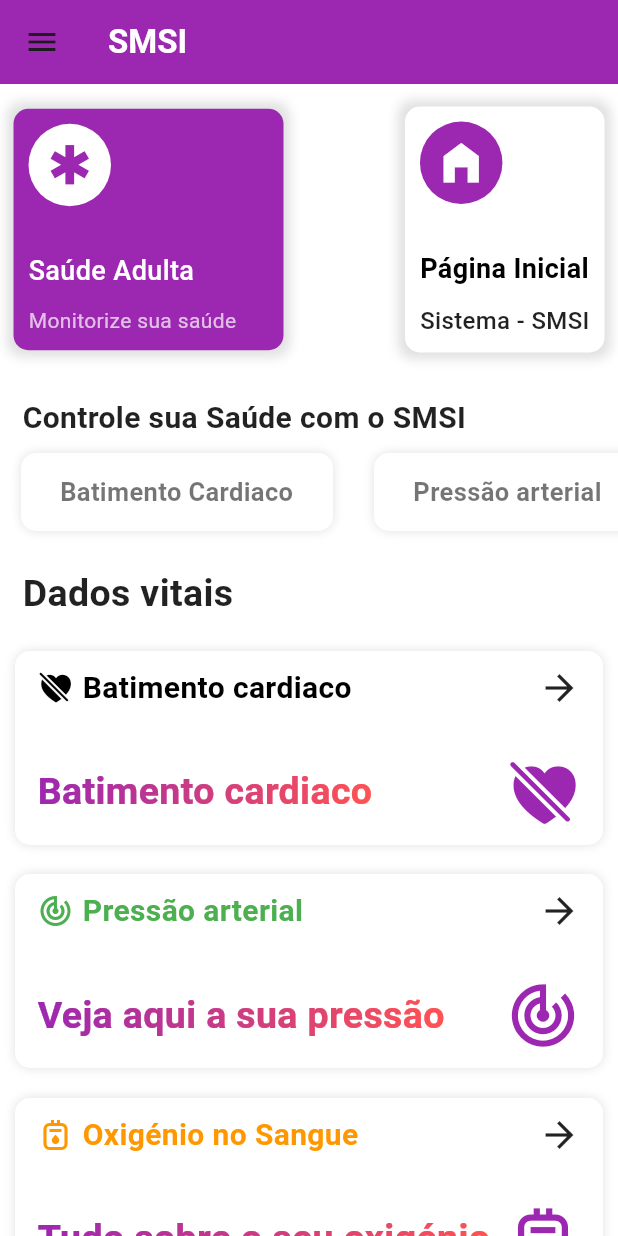
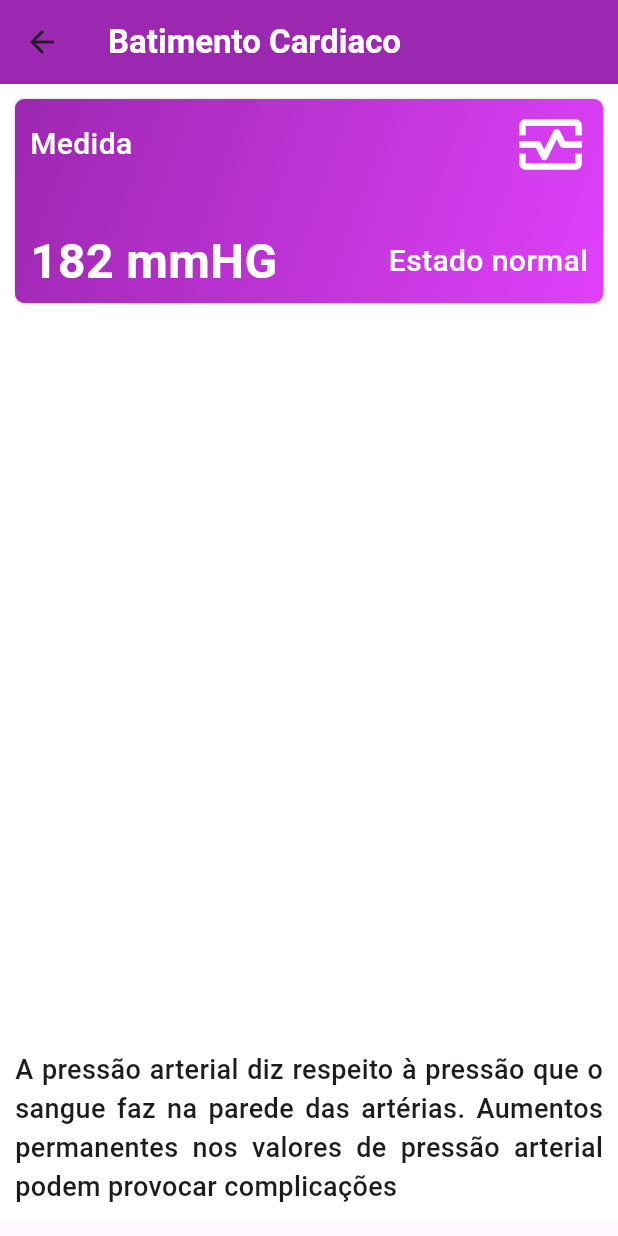
Before and after one commit to heldersantiago/pap-smart-bracelet-mobile, a Flutter app: the HomeScreen screen opened directly, after a tap on "Batimento cardiaco", on a phone screen of 412 x 824 dp. Run offline on Flutter 3.47's test engine with Material 3 defaults, Android fonts, the phone set to English and light mode, and no system bars; our stand-ins replace get, jwt_decoder, shared_preferences, smooth_page_indicator; accounts and stored records are empty.

Commit message:
add health data detail

```diff
--- a/lib/constants/constant.dart
+++ b/lib/constants/constant.dart
@@ -25,21 +25,21 @@ class Constant {
         title: "Batimento cardiaco",
         subtitle: "Batimento cardiaco",
         icon: CupertinoIcons.heart_slash_fill,
-        textColor: Colors.black),
+        textColor: Colors.purple),
     HealthCard(
         title: "Pressão arterial",
         subtitle: "Veja aqui a sua pressão",
         icon: Icons.track_changes_sharp,
-        textColor: Colors.green),
+        textColor: Colors.purple),
     HealthCard(
         title: "Oxigénio no Sangue",
         subtitle: "Tudo sobre o seu oxigénio",
         icon: Icons.gas_meter_outlined,
-        textColor: Colors.orange),
+        textColor: Colors.purple),
     HealthCard(
         title: "Temperatura Corporal",
         subtitle: "A temperatura do corpo",
         icon: CupertinoIcons.thermometer,
-        textColor: Colors.pink)
+        textColor: Colors.purple)
   ];
 }
--- a/lib/routes.dart
+++ b/lib/routes.dart
@@ -2,6 +2,7 @@ import 'package:flutter/material.dart';
 import 'package:pap/views/screens/auth/login_screen.dart';
 import 'package:pap/views/screens/auth/register_screen.dart';
 import 'package:pap/views/screens/device_screen.dart';
+import 'package:pap/views/screens/health_data_detail.dart';
 import 'package:pap/views/screens/notifications_screen.dart';
 import 'package:pap/views/screens/onboarding_screen.dart';
 import 'package:pap/views/screens/profile_screen.dart';
@@ -19,10 +20,12 @@ class RouteGenerator {
   static const String welcomePage = '/welcome';
   static const String onboardingPage = '/onboarding';
   static const String devicePage = '/device';
+  static const String healthDetailPage = '/health/detail';
 
   RouteGenerator._();
 
-  static Route<dynamic> generateRoute(RouteSettings settings, {bool useEffect = true}) {
+  static Route<dynamic> generateRoute(RouteSettings settings,
+      {bool useEffect = true}) {
     switch (settings.name) {
       case homePage:
         return MaterialPageRoute(builder: (_) => const NavbarRoots());
@@ -37,11 +40,15 @@ class RouteGenerator {
       case profilePage:
         return _buildPageRoute(ProfileScreen(), useEffect: useEffect);
       case notificationPage:
-        return _buildPageRoute(const NotificationScreen(), useEffect: useEffect);
+        return _buildPageRoute(const NotificationScreen(),
+            useEffect: useEffect);
       case settingsPage:
         return _buildPageRoute(SettingScreen(), useEffect: useEffect);
       case devicePage:
         return _buildPageRoute(const DeviceScreen(), useEffect: useEffect);
+      case healthDetailPage:
+        return _buildPageRoute(const HealthDataDetailWidget(),
+            useEffect: useEffect);
       default:
         throw const FormatException("Route not found");
     }
@@ -74,5 +81,6 @@ class RouteGenerator {
 
 class RouteException implements Exception {
   final String message;
+
   const RouteException(this.message);
 }
--- /dev/null
+++ b/lib/views/screens/health_data_detail.dart
@@ -0,0 +1,118 @@
+import 'package:flutter/material.dart';
+import 'package:pap/constants/color.dart';
+import 'package:pap/routes.dart';
+
+class HealthDataDetailWidget extends StatefulWidget {
+  const HealthDataDetailWidget({super.key});
+
+  @override
+  State<HealthDataDetailWidget> createState() => _HealthDataDetailWidgetState();
+}
+
+class _HealthDataDetailWidgetState extends State<HealthDataDetailWidget> {
+  @override
+  Widget build(BuildContext context) {
+    return Scaffold(
+      appBar: AppBar(
+          leading: IconButton(
+            onPressed: () {
+              Navigator.pushReplacementNamed(context, RouteGenerator.homePage);
+            },
+            icon: const Icon(Icons.arrow_back),
+          ),
+          backgroundColor: primaryColor,
+          title: const Text(
+            "Batimento Cardiaco",
+            style: TextStyle(color: Colors.white, fontWeight: FontWeight.w600),
+          )),
+      body: Container(
+          color: backgroundColor,
+          margin: const EdgeInsets.only(bottom: 10),
+          child: Column(
+              mainAxisAlignment: MainAxisAlignment.spaceBetween,
+              children: [
+                InkWell(
+                  onTap: () {
+                    Navigator.pushReplacementNamed(
+                        context, RouteGenerator.healthDetailPage);
+                  },
+                  child: Container(
+                    margin: const EdgeInsets.all(10),
+                    padding:
+                        const EdgeInsets.symmetric(vertical: 5, horizontal: 10),
+                    decoration: BoxDecoration(
+                        gradient: const LinearGradient(
+                            begin: Alignment.topLeft,
+                            end: Alignment.bottomRight,
+                            colors: [Colors.purple, Colors.purpleAccent]),
+                        borderRadius: BorderRadius.circular(6),
+                        boxShadow: const [
+                          BoxShadow(
+                              color: Colors.black12,
+                              blurRadius: 5,
+                              spreadRadius: 1,
+                              blurStyle: BlurStyle.inner)
+                        ]),
+                    child: const Column(
+                      mainAxisAlignment: MainAxisAlignment.spaceBetween,
+                      children: [
+                        Row(
+                          mainAxisAlignment: MainAxisAlignment.spaceBetween,
+                          children: [
+                            Row(
+                              mainAxisAlignment: MainAxisAlignment.spaceBetween,
+                              children: [
+                                Text(
+                                  "Medida",
+                                  style: TextStyle(
+                                      color: Colors.white,
+                                      fontWeight: FontWeight.w500,
+                                      fontSize: 20),
+                                ),
+                              ],
+                            ),
+                            Icon(
+                              Icons.monitor_heart_outlined,
+                              size: 50,
+                              color: Colors.white,
+                            ),
+                          ],
+                        ),
+                        SizedBox(height: 30),
+                        Row(
+                          mainAxisAlignment: MainAxisAlignment.spaceBetween,
+                          children: [
+                            Flexible(
+                              child: Text("182 mmHG",
+                                  maxLines: 2,
+                                  overflow: TextOverflow.ellipsis,
+                                  style: TextStyle(
+                                      color: Colors.white,
+                                      fontWeight: FontWeight.bold,
+                                      fontSize: 32)),
+                            ),
+                            Text(
+                              "Estado normal",
+                              style: TextStyle(
+                                  color: Colors.white,
+                                  fontSize: 20,
+                                  fontWeight: FontWeight.w500),
+                            )
+                          ],
+                        ),
+                      ],
+                    ),
+                  ),
+                ),
+                Container(
+                  margin: const EdgeInsets.all(10),
+                  child: const Text(
+                      textAlign: TextAlign.justify,
+                      "A pressão arterial diz respeito à pressão que o sangue faz na parede das artérias. Aumentos permanentes nos valores de pressão arterial podem provocar complicações",
+                      style:
+                          TextStyle(fontWeight: FontWeight.w500, fontSize: 18)),
+                )
+              ])),
+    );
+  }
+}
--- a/lib/views/screens/home_screen.dart
+++ b/lib/views/screens/home_screen.dart
@@ -18,7 +18,6 @@ class HomeScreen extends StatefulWidget {
 
 class _HomeScreenState extends State<HomeScreen> {
   List<String> symptoms = Constant().symptoms;
-
   List<HealthCard> healthDataCard = Constant().healthdatas;
 
   final authController = Get.put(AuthController());
--- a/lib/views/widgets/health_data_card_section.dart
+++ b/lib/views/widgets/health_data_card_section.dart
@@ -1,6 +1,7 @@
 import 'package:flutter/material.dart';
 import 'package:pap/constants/color.dart';
 import 'package:pap/models/health_card.dart';
+import 'package:pap/routes.dart';
 
 class HealthDataCardSection extends StatelessWidget {
   final List<HealthCard> healthDataCard;
@@ -15,7 +16,10 @@ class HealthDataCardSection extends StatelessWidget {
       physics: const NeverScrollableScrollPhysics(),
       itemBuilder: (context, index) {
         return InkWell(
-          onTap: () {},
+          onTap: () {
+            Navigator.pushReplacementNamed(
+                context, RouteGenerator.healthDetailPage);
+          },
           child: Container(
             margin: const EdgeInsets.all(15),
             padding: const EdgeInsets.symmetric(vertical: 5, horizontal: 10),
@@ -26,7 +30,7 @@ class HealthDataCardSection extends StatelessWidget {
                   BoxShadow(
                       color: Colors.black12,
                       blurRadius: 5,
-                      spreadRadius: 5,
+                      spreadRadius: 1,
                       blurStyle: BlurStyle.outer)
                 ]),
             child: Column(
@@ -52,7 +56,7 @@ class HealthDataCardSection extends StatelessWidget {
                         ),
                       ],
                     ),
-                    const Icon(Icons.arrow_forward, size: 28),
+                    Icon(Icons.arrow_forward,color: healthDataCard[index].textColor ,size: 28),
                   ],
                 ),
                 const SizedBox(height: 30),
@@ -78,7 +82,7 @@ class HealthDataCardSection extends StatelessWidget {
                       ),
                     ),
                     Icon(healthDataCard[index].icon,
-                        color: Colors.purple, size: 50)
+                        color: healthDataCard[index].textColor, size: 50)
                   ],
                 ),
               ],
```
